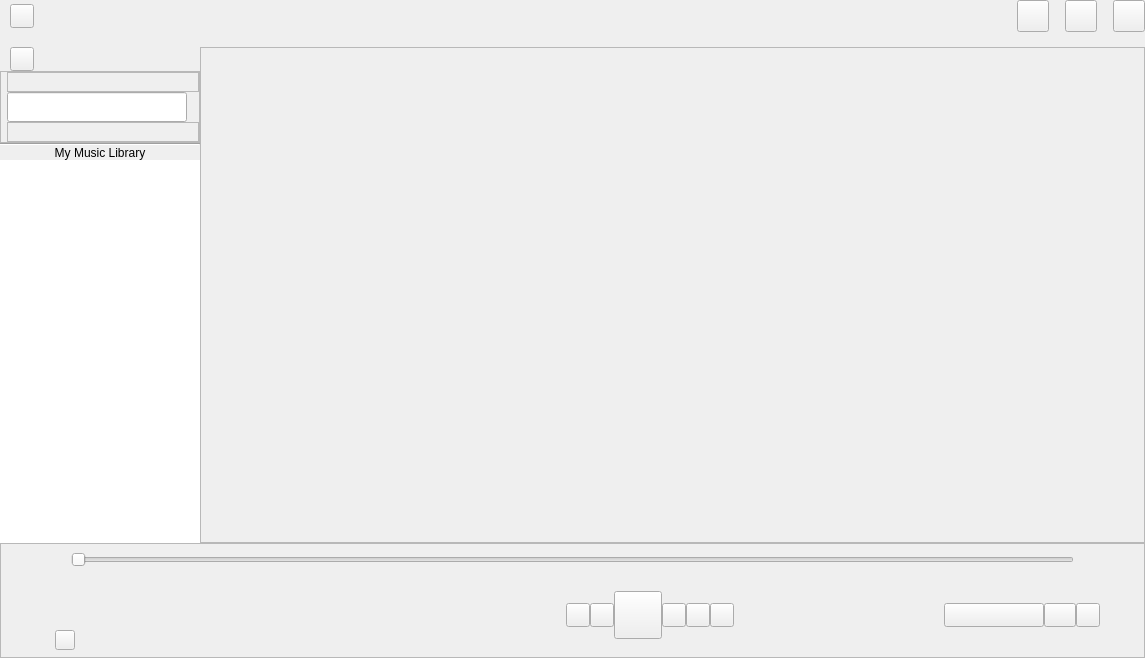
Old version of the form src/xamp/xamp.ui in the repository billlin0904/xamp2.
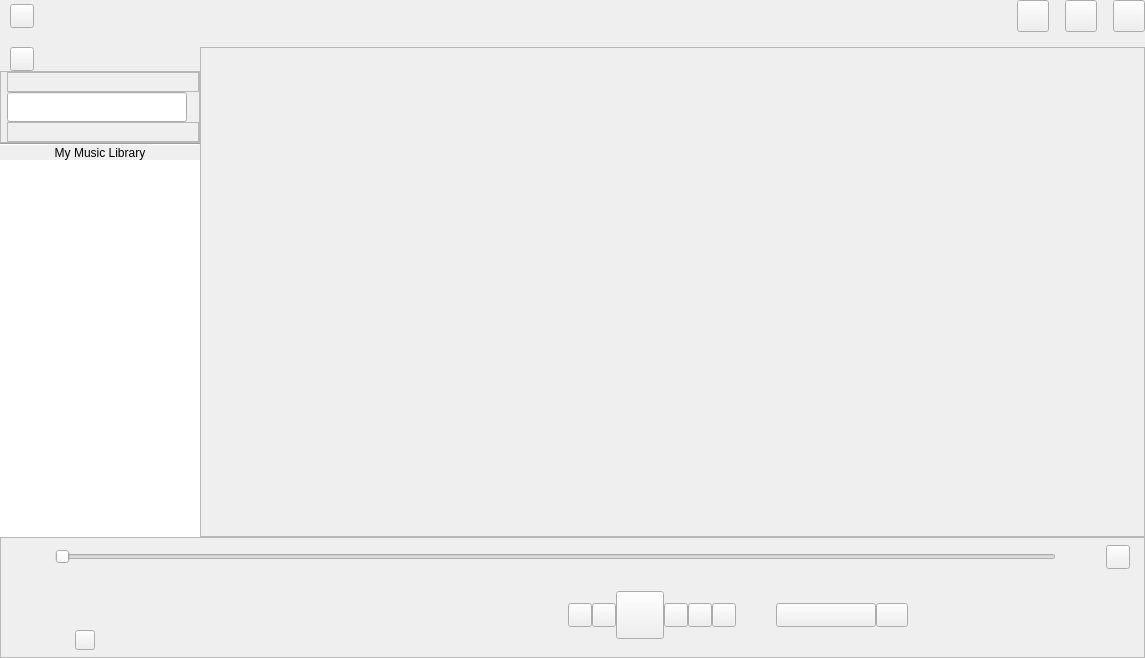
New version of the form. Custom widgets are drawn as their Qt base class.

Patch:
```diff
--- a/src/xamp/xamp.ui
+++ b/src/xamp/xamp.ui
@@ -591,6 +591,9 @@
       </property>
       <item>
        <layout class="QHBoxLayout" name="horizontalLayout_4">
+        <property name="spacing">
+         <number>0</number>
+        </property>
         <property name="topMargin">
          <number>3</number>
         </property>
@@ -601,13 +604,13 @@
          <widget class="QLabel" name="endPosLabel">
           <property name="minimumSize">
            <size>
-            <width>60</width>
+            <width>50</width>
             <height>18</height>
            </size>
           </property>
           <property name="maximumSize">
            <size>
-            <width>16777215</width>
+            <width>50</width>
             <height>18</height>
            </size>
           </property>
@@ -642,13 +645,13 @@
          <widget class="QLabel" name="startPosLabel">
           <property name="minimumSize">
            <size>
-            <width>60</width>
+            <width>50</width>
             <height>18</height>
            </size>
           </property>
           <property name="maximumSize">
            <size>
-            <width>16777215</width>
+            <width>50</width>
             <height>18</height>
            </size>
           </property>
@@ -657,6 +660,47 @@
           </property>
          </widget>
         </item>
+        <item>
+         <widget class="VolumeButton" name="mutedButton">
+          <property name="minimumSize">
+           <size>
+            <width>24</width>
+            <height>24</height>
+           </size>
+          </property>
+          <property name="maximumSize">
+           <size>
+            <width>24</width>
+            <height>24</height>
+           </size>
+          </property>
+          <property name="text">
+           <string/>
+          </property>
+          <property name="iconSize">
+           <size>
+            <width>24</width>
+            <height>24</height>
+           </size>
+          </property>
+         </widget>
+        </item>
+        <item>
+         <spacer name="horizontalSpacer_11">
+          <property name="orientation">
+           <enum>Qt::Horizontal</enum>
+          </property>
+          <property name="sizeType">
+           <enum>QSizePolicy::Fixed</enum>
+          </property>
+          <property name="sizeHint" stdset="0">
+           <size>
+            <width>10</width>
+            <height>20</height>
+           </size>
+          </property>
+         </spacer>
+        </item>
        </layout>
       </item>
       <item>
@@ -701,18 +745,34 @@
          <property name="bottomMargin">
           <number>0</number>
          </property>
+         <item>
+          <spacer name="horizontalSpacer_9">
+           <property name="orientation">
+            <enum>Qt::Horizontal</enum>
+           </property>
+           <property name="sizeType">
+            <enum>QSizePolicy::Fixed</enum>
+           </property>
+           <property name="sizeHint" stdset="0">
+            <size>
+             <width>10</width>
+             <height>20</height>
+            </size>
+           </property>
+          </spacer>
+         </item>
          <item>
           <widget class="ClickableLabel" name="coverLabel">
            <property name="minimumSize">
             <size>
-             <width>50</width>
-             <height>50</height>
+             <width>60</width>
+             <height>60</height>
             </size>
            </property>
            <property name="maximumSize">
             <size>
-             <width>50</width>
-             <height>50</height>
+             <width>60</width>
+             <height>60</height>
             </size>
            </property>
            <property name="text">
@@ -1009,17 +1069,17 @@
           </widget>
          </item>
          <item>
-          <spacer name="horizontalSpacer_3">
+          <spacer name="horizontalSpacer_12">
            <property name="orientation">
             <enum>Qt::Horizontal</enum>
            </property>
            <property name="sizeType">
-            <enum>QSizePolicy::Expanding</enum>
+            <enum>QSizePolicy::Fixed</enum>
            </property>
            <property name="sizeHint" stdset="0">
             <size>
-             <width>50</width>
-             <height>0</height>
+             <width>40</width>
+             <height>20</height>
             </size>
            </property>
           </spacer>
@@ -1072,29 +1132,20 @@
           </widget>
          </item>
          <item>
-          <widget class="VolumeButton" name="mutedButton">
-           <property name="minimumSize">
-            <size>
-             <width>24</width>
-             <height>24</height>
-            </size>
+          <spacer name="horizontalSpacer_3">
+           <property name="orientation">
+            <enum>Qt::Horizontal</enum>
            </property>
-           <property name="maximumSize">
-            <size>
-             <width>24</width>
-             <height>24</height>
-            </size>
+           <property name="sizeType">
+            <enum>QSizePolicy::Expanding</enum>
            </property>
-           <property name="text">
-            <string/>
-           </property>
-           <property name="iconSize">
+           <property name="sizeHint" stdset="0">
             <size>
-             <width>24</width>
-             <height>24</height>
+             <width>50</width>
+             <height>0</height>
             </size>
            </property>
-          </widget>
+          </spacer>
          </item>
          <item>
           <spacer name="horizontalSpacer_10">
```
